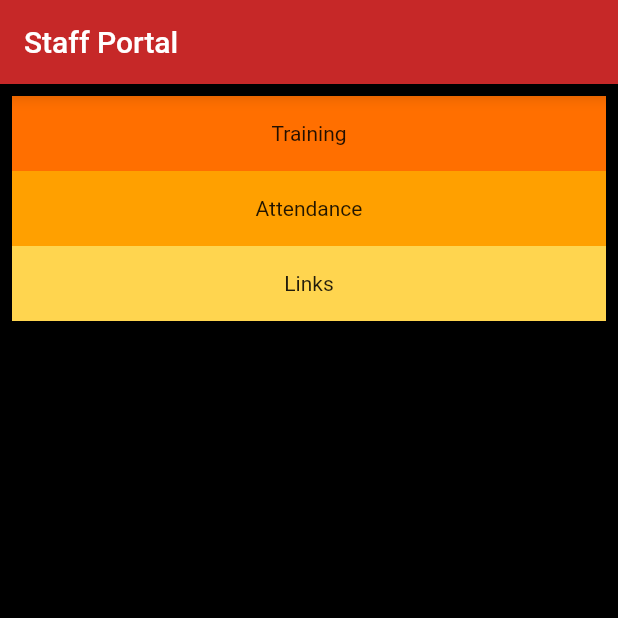
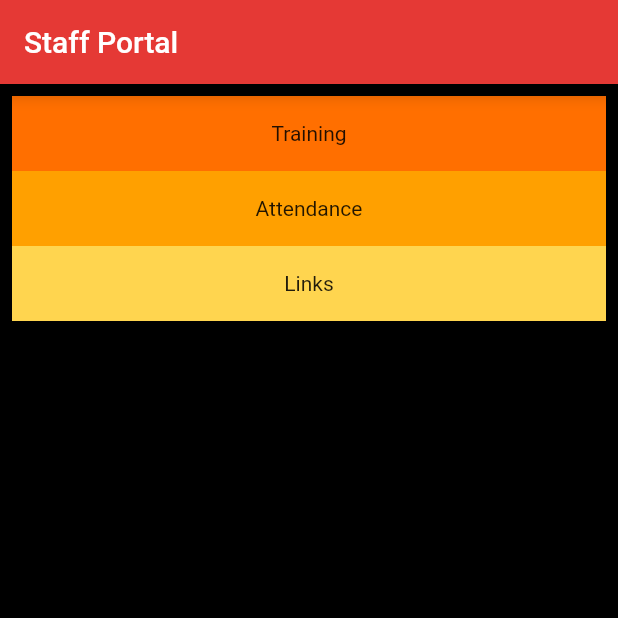
Before and after one commit to ICDtech/blog_app, a Flutter app: the screen it shows after launch, on a phone screen of 412 x 824 dp, the top half of it. Run offline on Flutter 3.47's test engine with Material 2 defaults, Android fonts, the phone set to English and light mode, and no system bars.

Commit message:
changed line 14 to 600

```diff
--- a/lib/main.dart
+++ b/lib/main.dart
@@ -11,7 +11,7 @@ class MyApp extends StatelessWidget {
       home: Scaffold(
         backgroundColor: Colors.black,
         appBar: AppBar(
-          backgroundColor: Colors.red[800],
+          backgroundColor: Colors.red[600],
           title: const Text('Staff Portal'),
         ),
         body: ListView(
```
